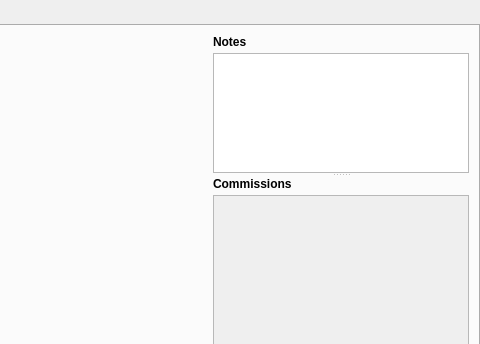
Above: wish/window.ui from malcyon/wish before the change; both pictures show x 299 to 779 and y 0 to 344 of the 779 by 713 pixel window. Below: the same form after it.
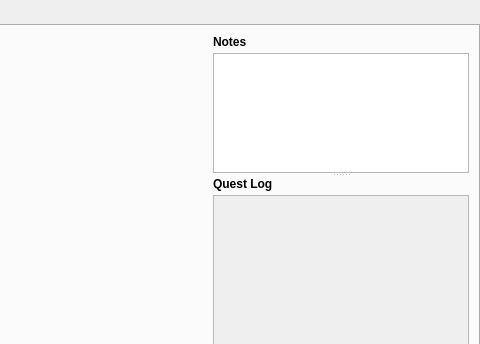
That is the form after the change. Custom widgets are drawn as their Qt base class.

Commit message: Call the commissions panel the Quest Log

```diff
--- a/wish/window.ui
+++ b/wish/window.ui
@@ -1339,7 +1339,7 @@
                   </font>
                  </property>
                  <property name="text">
-                  <string>Commissions</string>
+                  <string>Quest Log</string>
                  </property>
                  <property name="textInteractionFlags">
                   <set>Qt::NoTextInteraction</set>
```
The commit also changes 4 other files.
